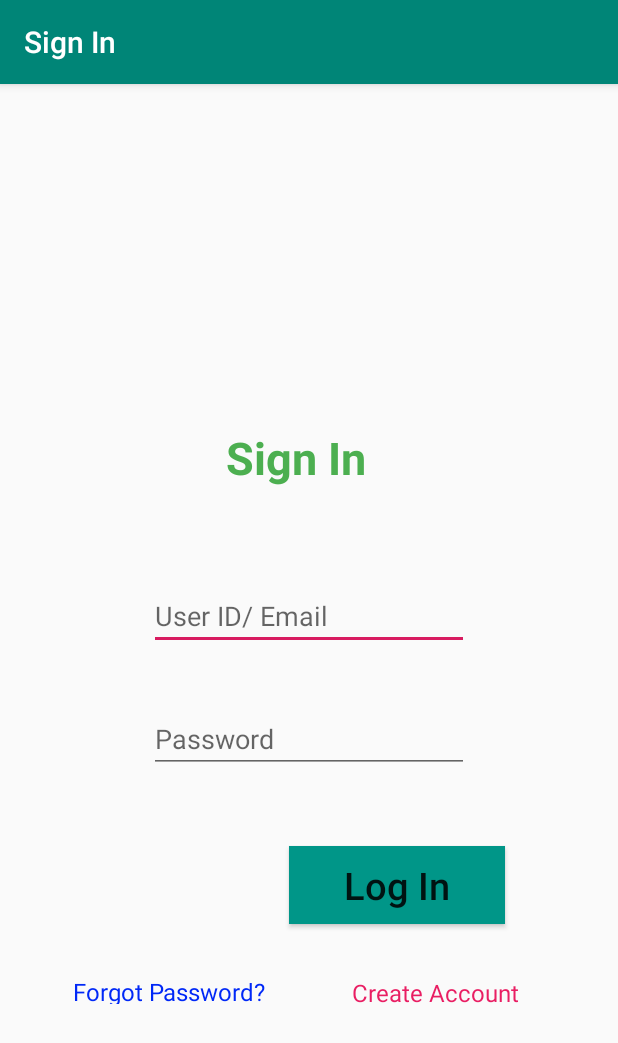
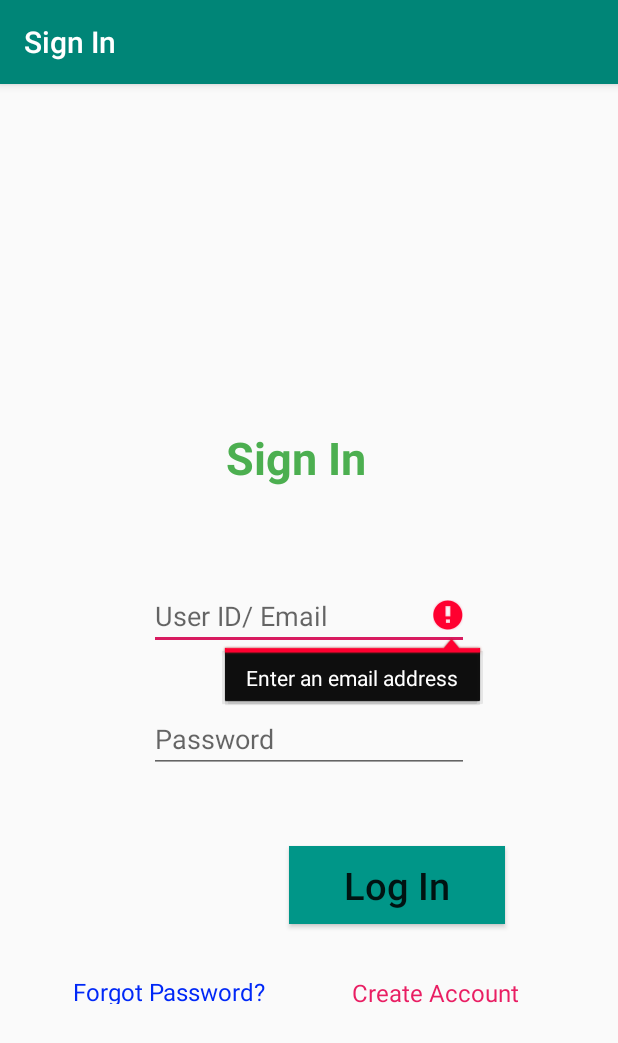
Before and after one commit to rafattu5har/Application, an Android app: the screen it shows after launch (MainActivity), after a tap on "Log In", on a phone screen of 412 x 824 dp. Shown: the top 1043 px of the screen. Run offline under Robolectric (Android 15) with nearby library versions, the phone set to English and light mode, and no system bars; our stand-ins replace Firebase (no records; nobody signed in at launch, a user with empty details on screens opened directly).

Commit message:
Sign in Authentication using FireBase existing API

```diff
--- a/Project/app/src/main/java/edu/northsouth/application/MainActivity.java
+++ b/Project/app/src/main/java/edu/northsouth/application/MainActivity.java
@@ -2,12 +2,21 @@ package edu.northsouth.application;
 
 import android.content.Intent;
 import android.os.Bundle;
+import android.util.Patterns;
 import android.view.View;
 import android.widget.Button;
 import android.widget.EditText;
+import android.widget.ProgressBar;
 import android.widget.TextView;
+import android.widget.Toast;
 
+import androidx.annotation.NonNull;
 import androidx.appcompat.app.AppCompatActivity;
+
+import com.google.android.gms.tasks.OnCompleteListener;
+import com.google.android.gms.tasks.Task;
+import com.google.firebase.auth.AuthResult;
+import com.google.firebase.auth.FirebaseAuth;
 
 public class MainActivity extends AppCompatActivity implements View.OnClickListener {
 
@@ -16,51 +25,35 @@ public class MainActivity extends AppCompatActivity implements View.OnClickListe
     private TextView forgotPassSITextView, createACSITextView;
     private Button logInSIBtn;
 
+    private ProgressBar logInSIProgressBar;
+
+    private FirebaseAuth mAuth;
+
     @Override
     protected void onCreate(Bundle savedInstanceState) {
         super.onCreate(savedInstanceState);
         setContentView(R.layout.activity_main);
         this.setTitle("Sign In");
 
-
         //Creating the object
         userEmailSIEditText = (EditText) findViewById(R.id.userEmailSIEditText);
         userPassSIEditText = (EditText) findViewById(R.id.userPassSIEditText);
+
         forgotPassSITextView = (TextView) findViewById(R.id.forgotPassSITextView);
         createACSITextView = (TextView) findViewById(R.id.createAcSITextView);
+
         logInSIBtn = (Button) findViewById(R.id.logInSIBtn);
+
+        logInSIProgressBar = (ProgressBar) findViewById(R.id.logInSIprogressBar);
+
+        // Initialize Firebase Auth
+        mAuth = FirebaseAuth.getInstance();
 
         //Set onClick Listener for neccessary objects
         logInSIBtn.setOnClickListener(this);
         forgotPassSITextView.setOnClickListener(this);
         createACSITextView.setOnClickListener(this);
 
-
-
-
-        /*
-        * TextView forgotPassTextView = (TextView) findViewById(R.id.forgotPassSITextView);
-        forgotPassTextView.setOnClickListener(new View.OnClickListener() {
-            @Override
-            public void onClick(View view) {
-
-                Intent passRecovery = new Intent(getApplicationContext(),PasswordRecovery.class);
-
-                startActivity(passRecovery);
-            }
-        });
-
-        TextView createAcTextView = (TextView) findViewById(R.id.createAcSITextView);
-        createAcTextView.setOnClickListener(new View.OnClickListener() {
-            @Override
-            public void onClick(View view) {
-
-                Intent signUp = new Intent(getApplicationContext(),SignUp.class);
-                startActivity(signUp);
-            }
-        });
-        *
-        * */
 
     }
 
@@ -73,7 +66,7 @@ public class MainActivity extends AppCompatActivity implements View.OnClickListe
         switch (view.getId())
         {
             case R.id.logInSIBtn:
-
+                userLogIn();
                 break;
 
             case R.id.createAcSITextView:
@@ -88,4 +81,65 @@ public class MainActivity extends AppCompatActivity implements View.OnClickListe
         }
 
     }
+
+    private void userLogIn()
+    {
+        String email, password; // String types Email and Password variables
+
+        email = userEmailSIEditText.getText().toString().trim();
+        password = userPassSIEditText.getText().toString().trim();
+
+        //checking the validity of the email
+        if(email.isEmpty())
+        {
+            userEmailSIEditText.setError("Enter an email address");
+            userEmailSIEditText.requestFocus();
+            return;
+        }
+
+        if(!Patterns.EMAIL_ADDRESS.matcher(email).matches())
+        {
+            userEmailSIEditText.setError("Enter a valid email address");
+            userEmailSIEditText.requestFocus();
+            return;
+        }
+
+        //checking the validity of the password
+        if(password.isEmpty())
+        {
+            userPassSIEditText.setError("Enter a password");
+            userPassSIEditText.requestFocus();
+            return;
+        }
+
+        if(password.length()<6)
+        {
+            userPassSIEditText.setError("Password should be at least 6 character long");
+            userPassSIEditText.requestFocus();
+            return;
+        }
+
+        logInSIProgressBar.setVisibility(View.VISIBLE);
+
+        mAuth.signInWithEmailAndPassword(email,password).addOnCompleteListener(new OnCompleteListener<AuthResult>()
+        {
+            @Override
+            public void onComplete(@NonNull Task<AuthResult> task)
+            {
+                logInSIProgressBar.setVisibility(View.GONE);
+                if(task.isSuccessful())
+                {
+                    finish();
+                    Intent UserBusiness = new Intent(getApplicationContext(), edu.northsouth.application.UserBusiness.class);
+                    UserBusiness.addFlags(Intent.FLAG_ACTIVITY_CLEAR_TOP);
+                    startActivity(UserBusiness);
+                }
+                else
+                {
+                    Toast.makeText(getApplicationContext(),"Incorrect Email or Password",Toast.LENGTH_SHORT).show();
+                }
+            }
+        });
+
+    }
 }
--- a/Project/app/src/main/res/layout/activity_main.xml
+++ b/Project/app/src/main/res/layout/activity_main.xml
@@ -126,4 +126,21 @@
         app:layout_constraintStart_toEndOf="@+id/forgotPassSITextView"
         app:layout_constraintTop_toBottomOf="@+id/userPassSIEditText"
         app:layout_constraintVertical_bias="0.466" />
+
+    <ProgressBar
+        android:id="@+id/logInSIprogressBar"
+        style="?android:attr/progressBarStyle"
+        android:layout_width="wrap_content"
+        android:layout_height="wrap_content"
+        android:layout_marginStart="8dp"
+        android:layout_marginLeft="8dp"
+        android:layout_marginTop="8dp"
+        android:layout_marginEnd="8dp"
+        android:layout_marginRight="8dp"
+        android:layout_marginBottom="8dp"
+        android:visibility="gone"
+        app:layout_constraintBottom_toBottomOf="parent"
+        app:layout_constraintEnd_toEndOf="parent"
+        app:layout_constraintStart_toStartOf="parent"
+        app:layout_constraintTop_toTopOf="parent" />
 </androidx.constraintlayout.widget.ConstraintLayout>
--- a/Project/app/src/main/res/layout/activity_sign_up.xml
+++ b/Project/app/src/main/res/layout/activity_sign_up.xml
@@ -194,7 +194,6 @@
         app:layout_constraintTop_toBottomOf="@+id/genderSURadio"
         app:layout_constraintVertical_bias="0.0" />
 
-
     <ProgressBar
         android:id="@+id/signUpProgressBar"
         style="?android:attr/progressBarStyle"
@@ -233,5 +232,4 @@
         app:layout_constraintTop_toBottomOf="@+id/genderSURadio"
         app:layout_constraintVertical_bias="0.068" />
 
-
 </androidx.constraintlayout.widget.ConstraintLayout>
```
Also changed, not shown: Project/app/src/main/java/edu/northsouth/application/SignUp.java (+16 -7 lines).
